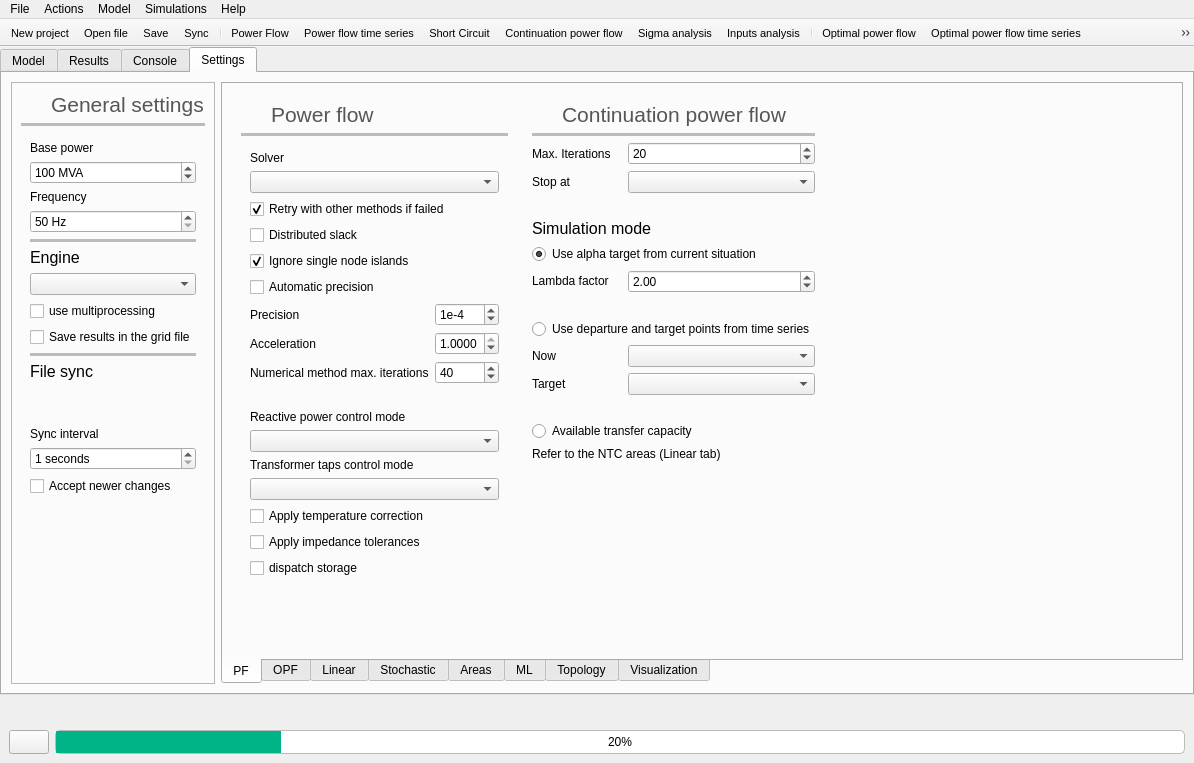
Old version of the form src/GridCal/Gui/Main/MainWindow.ui in the repository SanPen/GridCal.
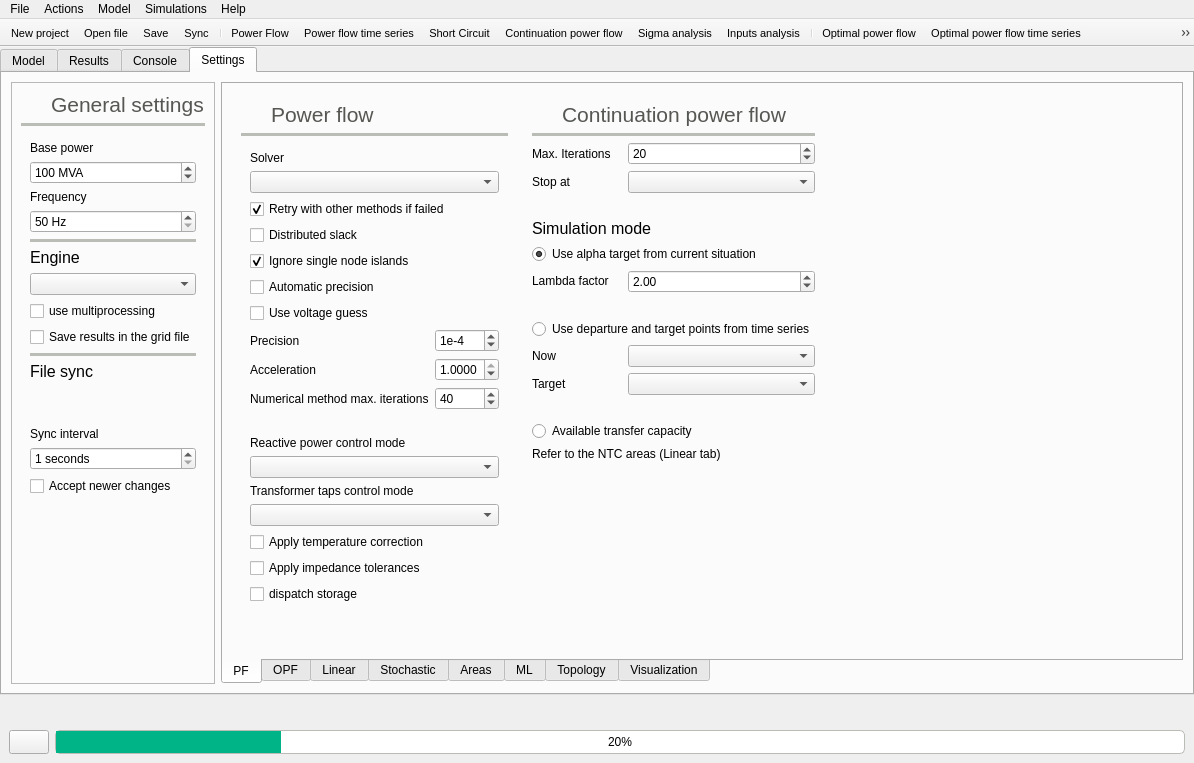
New version of the form. The open tabs and pages were chosen to show the change. Icons and pictures are not drawn.

Commit message: Improved ZIP load model Added voltage guess

The edit to the form file:
```diff
--- a/src/GridCal/Gui/Main/MainWindow.ui
+++ b/src/GridCal/Gui/Main/MainWindow.ui
@@ -2403,23 +2403,69 @@
                   <enum>QFrame::Raised</enum>
                  </property>
                  <layout class="QGridLayout" name="gridLayout_22">
-                  <item row="4" column="0" colspan="2">
-                   <widget class="QCheckBox" name="ignore_single_node_islands_checkBox">
+                  <item row="2" column="0" colspan="2">
+                   <widget class="QCheckBox" name="helm_retry_checkBox">
                     <property name="toolTip">
-                     <string>If active, the islands of a single node are ignored.</string>
+                     <string>&lt;html&gt;&lt;head/&gt;&lt;body&gt;&lt;p&gt;If the selected method does not converge, try a list of methods that may help&lt;/p&gt;&lt;/body&gt;&lt;/html&gt;</string>
                     </property>
                     <property name="text">
-                     <string>Ignore single node islands</string>
+                     <string>Retry with other methods if failed</string>
                     </property>
                     <property name="checked">
                      <bool>true</bool>
                     </property>
                    </widget>
                   </item>
-                  <item row="13" column="0" colspan="2">
+                  <item row="8" column="1">
+                   <widget class="QDoubleSpinBox" name="muSpinBox">
+                    <property name="toolTip">
+                     <string>Factor by which multiply each jacobian result. In practice this is used to slow down troublesome solutions.</string>
+                    </property>
+                    <property name="decimals">
+                     <number>4</number>
+                    </property>
+                    <property name="minimum">
+                     <double>0.000100000000000</double>
+                    </property>
+                    <property name="maximum">
+                     <double>1.000000000000000</double>
+                    </property>
+                    <property name="singleStep">
+                     <double>0.100000000000000</double>
+                    </property>
+                    <property name="value">
+                     <double>1.000000000000000</double>
+                    </property>
+                   </widget>
+                  </item>
+                  <item row="9" column="0">
+                   <widget class="QLabel" name="label_6">
+                    <property name="text">
+                     <string>Numerical method max. iterations</string>
+                    </property>
+                   </widget>
+                  </item>
+                  <item row="11" column="0" colspan="2">
+                   <widget class="QLabel" name="label_48">
+                    <property name="text">
+                     <string>Reactive power control mode</string>
+                    </property>
+                   </widget>
+                  </item>
+                  <item row="14" column="0" colspan="2">
                    <widget class="QComboBox" name="taps_control_mode_comboBox"/>
                   </item>
-                  <item row="6" column="1">
+                  <item row="5" column="0" colspan="2">
+                   <widget class="QCheckBox" name="auto_precision_checkBox">
+                    <property name="toolTip">
+                     <string>If active, GridCal finds a precission that suits the magnitude of the power injections so that the power flow is meaningful</string>
+                    </property>
+                    <property name="text">
+                     <string>Automatic precision</string>
+                    </property>
+                   </widget>
+                  </item>
+                  <item row="7" column="1">
                    <widget class="QSpinBox" name="tolerance_spinBox">
                     <property name="toolTip">
                      <string>&lt;html&gt;&lt;head/&gt;&lt;body&gt;&lt;p&gt;Exponent of the precission to use.&lt;/p&gt;&lt;p&gt;precision = 1x10^-factor&lt;/p&gt;&lt;p&gt;i.e.&lt;/p&gt;&lt;p&gt;factor=3&lt;/p&gt;&lt;p&gt;precision = 1e-3&lt;/p&gt;&lt;/body&gt;&lt;/html&gt;</string>
@@ -2438,6 +2484,23 @@
                     </property>
                    </widget>
                   </item>
+                  <item row="10" column="0" colspan="2">
+                   <widget class="QLabel" name="label_22">
+                    <property name="text">
+                     <string/>
+                    </property>
+                   </widget>
+                  </item>
+                  <item row="17" column="0">
+                   <widget class="QCheckBox" name="dispatch_storage_checkBox">
+                    <property name="toolTip">
+                     <string>&lt;html&gt;&lt;head/&gt;&lt;body&gt;&lt;p&gt;When enabled, the storage devices beheave as actual storage devices taking into account their energy limitations when delivering power.&lt;/p&gt;&lt;p&gt;When disabled, the storage devices beheave exactly as controlled generators&lt;/p&gt;&lt;/body&gt;&lt;/html&gt;</string>
+                    </property>
+                    <property name="text">
+                     <string>dispatch storage</string>
+                    </property>
+                   </widget>
+                  </item>
                   <item row="3" column="0" colspan="2">
                    <widget class="QCheckBox" name="distributed_slack_checkBox">
                     <property name="toolTip">
@@ -2448,24 +2511,31 @@
                     </property>
                    </widget>
                   </item>
-                  <item row="1" column="0" colspan="2">
-                   <widget class="QComboBox" name="solver_comboBox"/>
-                  </item>
-                  <item row="12" column="0" colspan="2">
-                   <widget class="QLabel" name="label_50">
-                    <property name="text">
-                     <string>Transformer taps control mode</string>
-                    </property>
-                   </widget>
-                  </item>
-                  <item row="6" column="0">
+                  <item row="7" column="0">
                    <widget class="QLabel" name="label_5">
                     <property name="text">
                      <string>Precision</string>
                     </property>
                    </widget>
                   </item>
-                  <item row="8" column="1">
+                  <item row="0" column="0">
+                   <widget class="QLabel" name="label_2">
+                    <property name="text">
+                     <string>Solver</string>
+                    </property>
+                   </widget>
+                  </item>
+                  <item row="13" column="0" colspan="2">
+                   <widget class="QLabel" name="label_50">
+                    <property name="text">
+                     <string>Transformer taps control mode</string>
+                    </property>
+                   </widget>
+                  </item>
+                  <item row="1" column="0" colspan="2">
+                   <widget class="QComboBox" name="solver_comboBox"/>
+                  </item>
+                  <item row="9" column="1">
                    <widget class="QSpinBox" name="max_iterations_spinBox">
                     <property name="toolTip">
                      <string>&lt;html&gt;&lt;head/&gt;&lt;body&gt;&lt;p&gt;Maximum numberof iterations to use.&lt;/p&gt;&lt;p&gt;&lt;br/&gt;&lt;/p&gt;&lt;p&gt;Tipical values: &lt;/p&gt;&lt;p&gt;Newton Raphson: 5&lt;/p&gt;&lt;p&gt;Levenberg-Marquards: 20&lt;/p&gt;&lt;p&gt;Fast decoupled: 10&lt;/p&gt;&lt;p&gt;Others: 20&lt;/p&gt;&lt;/body&gt;&lt;/html&gt;</string>
@@ -2481,77 +2551,24 @@
                     </property>
                    </widget>
                   </item>
-                  <item row="10" column="0" colspan="2">
-                   <widget class="QLabel" name="label_48">
-                    <property name="text">
-                     <string>Reactive power control mode</string>
-                    </property>
-                   </widget>
+                  <item row="12" column="0" colspan="2">
+                   <widget class="QComboBox" name="reactive_power_control_mode_comboBox"/>
                   </item>
-                  <item row="7" column="0">
+                  <item row="8" column="0">
                    <widget class="QLabel" name="label_11">
                     <property name="text">
                      <string>Acceleration</string>
                     </property>
                    </widget>
                   </item>
-                  <item row="9" column="0" colspan="2">
-                   <widget class="QLabel" name="label_22">
-                    <property name="text">
-                     <string/>
-                    </property>
-                   </widget>
-                  </item>
-                  <item row="7" column="1">
-                   <widget class="QDoubleSpinBox" name="muSpinBox">
-                    <property name="toolTip">
-                     <string>Factor by which multiply each jacobian result. In practice this is used to slow down troublesome solutions.</string>
-                    </property>
-                    <property name="decimals">
-                     <number>4</number>
-                    </property>
-                    <property name="minimum">
-                     <double>0.000100000000000</double>
-                    </property>
-                    <property name="maximum">
-                     <double>1.000000000000000</double>
-                    </property>
-                    <property name="singleStep">
-                     <double>0.100000000000000</double>
-                    </property>
-                    <property name="value">
-                     <double>1.000000000000000</double>
-                    </property>
-                   </widget>
-                  </item>
-                  <item row="2" column="0" colspan="2">
-                   <widget class="QCheckBox" name="helm_retry_checkBox">
-                    <property name="toolTip">
-                     <string>&lt;html&gt;&lt;head/&gt;&lt;body&gt;&lt;p&gt;If the selected method does not converge, try a list of methods that may help&lt;/p&gt;&lt;/body&gt;&lt;/html&gt;</string>
-                    </property>
-                    <property name="text">
-                     <string>Retry with other methods if failed</string>
-                    </property>
-                    <property name="checked">
-                     <bool>true</bool>
-                    </property>
-                   </widget>
-                  </item>
-                  <item row="15" column="0" colspan="2">
+                  <item row="16" column="0" colspan="2">
                    <widget class="QCheckBox" name="apply_impedance_tolerances_checkBox">
                     <property name="text">
                      <string>Apply impedance tolerances</string>
                     </property>
                    </widget>
                   </item>
-                  <item row="8" column="0">
-                   <widget class="QLabel" name="label_6">
-                    <property name="text">
-                     <string>Numerical method max. iterations</string>
-                    </property>
-                   </widget>
-                  </item>
-                  <item row="14" column="0" colspan="2">
+                  <item row="15" column="0" colspan="2">
                    <widget class="QCheckBox" name="temperature_correction_checkBox">
                     <property name="toolTip">
                      <string>Correct the branches resistance using the temperature</string>
@@ -2561,33 +2578,23 @@
                     </property>
                    </widget>
                   </item>
-                  <item row="11" column="0" colspan="2">
-                   <widget class="QComboBox" name="reactive_power_control_mode_comboBox"/>
-                  </item>
-                  <item row="0" column="0">
-                   <widget class="QLabel" name="label_2">
-                    <property name="text">
-                     <string>Solver</string>
-                    </property>
-                   </widget>
-                  </item>
-                  <item row="5" column="0" colspan="2">
-                   <widget class="QCheckBox" name="auto_precision_checkBox">
+                  <item row="4" column="0" colspan="2">
+                   <widget class="QCheckBox" name="ignore_single_node_islands_checkBox">
                     <property name="toolTip">
-                     <string>If active, GridCal finds a precission that suits the magnitude of the power injections so that the power flow is meaningful</string>
+                     <string>If active, the islands of a single node are ignored.</string>
                     </property>
                     <property name="text">
-                     <string>Automatic precision</string>
+                     <string>Ignore single node islands</string>
                     </property>
+                    <property name="checked">
+                     <bool>true</bool>
+                    </property>
                    </widget>
                   </item>
-                  <item row="16" column="0">
-                   <widget class="QCheckBox" name="dispatch_storage_checkBox">
-                    <property name="toolTip">
-                     <string>&lt;html&gt;&lt;head/&gt;&lt;body&gt;&lt;p&gt;When enabled, the storage devices beheave as actual storage devices taking into account their energy limitations when delivering power.&lt;/p&gt;&lt;p&gt;When disabled, the storage devices beheave exactly as controlled generators&lt;/p&gt;&lt;/body&gt;&lt;/html&gt;</string>
-                    </property>
+                  <item row="6" column="0" colspan="2">
+                   <widget class="QCheckBox" name="use_voltage_guess_checkBox">
                     <property name="text">
-                     <string>dispatch storage</string>
+                     <string>Use voltage guess</string>
                     </property>
                    </widget>
                   </item>
```
The commit also changes 20 other files.
